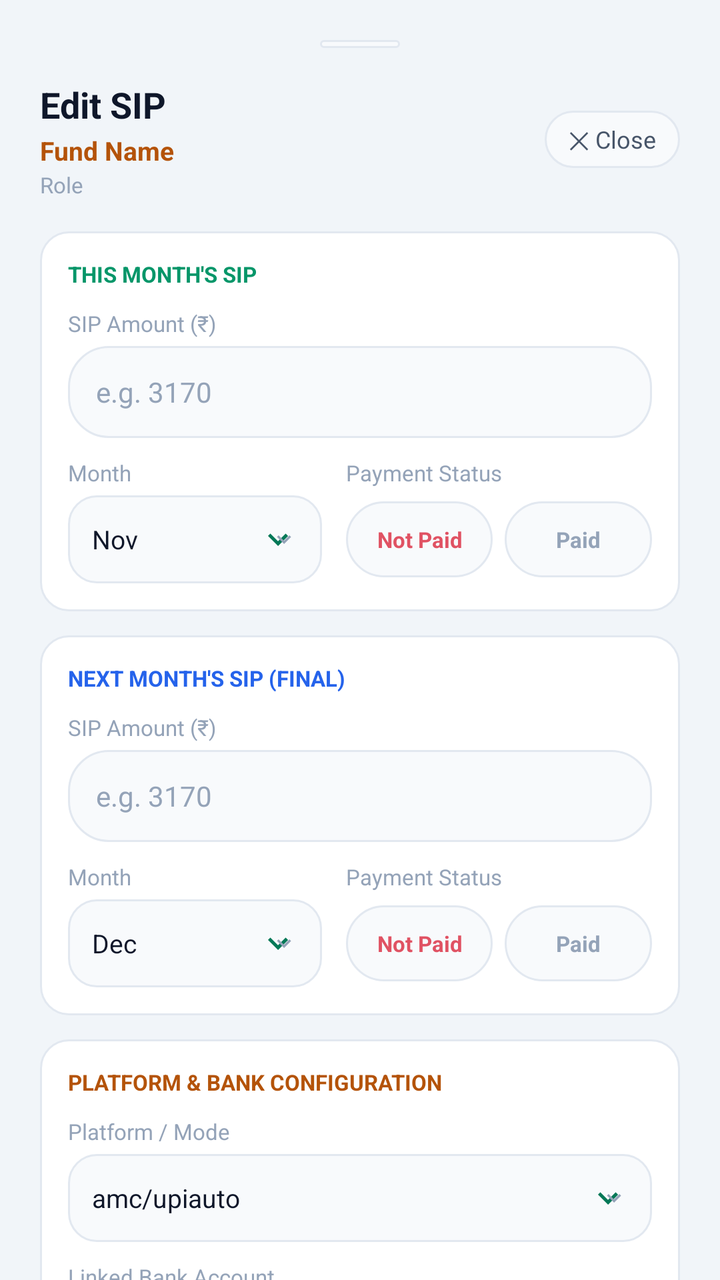
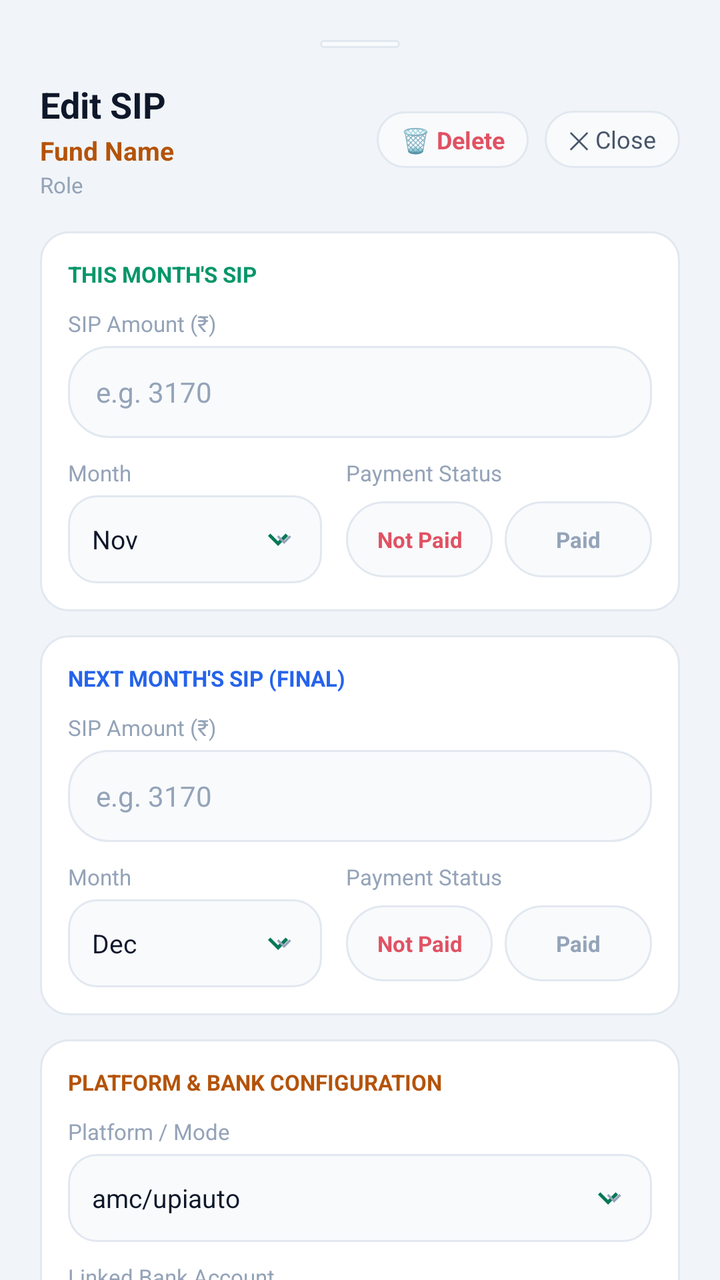

Screens rendered from an Android XML layout before and after an edit, with the pre-edit source and the edit as a unified diff.
<!-- AndroidManifest.xml: application theme AppTheme -->
<!-- res/layout/dialog_edit_sip.xml -->
<?xml version="1.0" encoding="utf-8"?>
<androidx.core.widget.NestedScrollView xmlns:android="http://schemas.android.com/apk/res/android"
    xmlns:app="http://schemas.android.com/apk/res-auto"
    android:id="@+id/scrollEditSipRoot"
    android:layout_width="match_parent"
    android:layout_height="wrap_content"
    android:background="@color/bg_dark"
    android:clickable="true"
    android:focusable="true"
    android:focusableInTouchMode="true">

    <LinearLayout
        android:id="@+id/layoutEditSipContainer"
        android:layout_width="match_parent"
        android:layout_height="wrap_content"
        android:orientation="vertical"
        android:padding="20dp"
        android:clickable="true"
        android:focusable="true">

        
        <View
            android:layout_width="40dp"
            android:layout_height="4dp"
            android:layout_gravity="center_horizontal"
            android:layout_marginBottom="16dp"
            android:background="@drawable/bg_pill_dark" />

        
        <LinearLayout
            android:layout_width="match_parent"
            android:layout_height="wrap_content"
            android:gravity="center_vertical"
            android:orientation="horizontal">

            <LinearLayout
                android:layout_width="0dp"
                android:layout_height="wrap_content"
                android:layout_weight="1"
                android:orientation="vertical">

                <TextView
                    android:id="@+id/tvEditSipTitle"
                    android:layout_width="wrap_content"
                    android:layout_height="wrap_content"
                    android:text="Edit SIP"
                    android:textColor="@color/text_primary"
                    android:textSize="18sp"
                    android:textStyle="bold" />

                <TextView
                    android:id="@+id/tvEditSipFundName"
                    android:layout_width="wrap_content"
                    android:layout_height="wrap_content"
                    android:layout_marginTop="2dp"
                    android:text="Fund Name"
                    android:textColor="@color/amber_gold"
                    android:textSize="13sp"
                    android:textStyle="bold" />

                <TextView
                    android:id="@+id/tvEditSipRole"
                    android:layout_width="wrap_content"
                    android:layout_height="wrap_content"
                    android:layout_marginTop="1dp"
                    android:text="Role"
                    android:textColor="@color/text_muted"
                    android:textSize="11sp" />
            </LinearLayout>

            <TextView
                android:id="@+id/btnEditSipClose"
                android:layout_width="wrap_content"
                android:layout_height="wrap_content"
                android:background="@drawable/bg_pill_dark"
                android:clickable="true"
                android:focusable="true"
                android:paddingStart="12dp"
                android:paddingTop="6dp"
                android:paddingEnd="12dp"
                android:paddingBottom="6dp"
                android:text="✕ Close"
                android:textColor="@color/text_secondary"
                android:textSize="12sp" />
        </LinearLayout>

        
        <LinearLayout
            android:id="@+id/cardEditSipCurrent"
            android:layout_width="match_parent"
            android:layout_height="wrap_content"
            android:layout_marginTop="16dp"
            android:background="@drawable/bg_card"
            android:orientation="vertical"
            android:padding="14dp"
            android:clickable="true"
            android:focusable="true">

            <TextView
                android:layout_width="wrap_content"
                android:layout_height="wrap_content"
                android:text="THIS MONTH'S SIP"
                android:textColor="@color/green_emerald"
                android:textSize="11sp"
                android:textStyle="bold" />

            
            <TextView
                android:layout_width="wrap_content"
                android:layout_height="wrap_content"
                android:layout_marginTop="10dp"
                android:text="SIP Amount (₹)"
                android:textColor="@color/text_muted"
                android:textSize="11sp" />

            <EditText
                android:id="@+id/etSipCurrentAmount"
                android:layout_width="match_parent"
                android:layout_height="46dp"
                android:layout_marginTop="4dp"
                android:background="@drawable/bg_pill_dark"
                android:hint="e.g. 3170"
                android:inputType="numberDecimal"
            android:imeOptions="actionDone"
                android:paddingStart="14dp"
                android:paddingEnd="14dp"
                android:textColor="@color/text_primary"
                android:textColorHint="@color/text_muted"
                android:textSize="14sp" />

            
            <LinearLayout
                android:layout_width="match_parent"
                android:layout_height="wrap_content"
                android:layout_marginTop="10dp"
                android:orientation="horizontal">

                
                <LinearLayout
                    android:layout_width="0dp"
                    android:layout_height="wrap_content"
                    android:layout_marginEnd="6dp"
                    android:layout_weight="1"
                    android:orientation="vertical">

                    <TextView
                        android:layout_width="wrap_content"
                        android:layout_height="wrap_content"
                        android:text="Month"
                        android:textColor="@color/text_muted"
                        android:textSize="11sp" />

                    <LinearLayout
                        android:id="@+id/btnSelectCurrentMonth"
                        android:layout_width="match_parent"
                        android:layout_height="44dp"
                        android:layout_marginTop="4dp"
                        android:background="@drawable/bg_spinner_dark"
                        android:clickable="true"
                        android:focusable="true"
                        android:gravity="center_vertical"
                        android:paddingStart="12dp"
                        android:paddingEnd="12dp">

                        <TextView
                            android:id="@+id/tvCurrentMonth"
                            android:layout_width="0dp"
                            android:layout_height="wrap_content"
                            android:layout_weight="1"
                            android:text="Nov"
                            android:textColor="@color/text_primary"
                            android:textSize="13sp" />

                        <ImageView
                            android:layout_width="14dp"
                            android:layout_height="14dp"
                            android:src="@drawable/ic_chevron_down"
                            app:tint="@color/text_muted" />
                    </LinearLayout>
                </LinearLayout>

                
                <LinearLayout
                    android:layout_width="0dp"
                    android:layout_height="wrap_content"
                    android:layout_marginStart="6dp"
                    android:layout_weight="1.2"
                    android:orientation="vertical">

                    <TextView
                        android:layout_width="wrap_content"
                        android:layout_height="wrap_content"
                        android:text="Payment Status"
                        android:textColor="@color/text_muted"
                        android:textSize="11sp" />

                    <LinearLayout
                        android:layout_width="match_parent"
                        android:layout_height="44dp"
                        android:layout_marginTop="4dp"
                        android:orientation="horizontal"
                        android:gravity="center_vertical">

                        <TextView
                            android:id="@+id/btnToggleCurrentNotPaid"
                            android:layout_width="0dp"
                            android:layout_weight="1"
                            android:layout_height="38dp"
                            android:layout_marginEnd="3dp"
                            android:gravity="center"
                            android:text="Not Paid"
                            android:textColor="@color/red_rose"
                            android:textSize="11sp"
                            android:textStyle="bold"
                            android:background="@drawable/bg_pill_dark"
                            android:clickable="true"
                            android:focusable="true" />

                        <TextView
                            android:id="@+id/btnToggleCurrentPaid"
                            android:layout_width="0dp"
                            android:layout_weight="1"
                            android:layout_height="38dp"
                            android:layout_marginStart="3dp"
                            android:gravity="center"
                            android:text="Paid"
                            android:textColor="@color/text_muted"
                            android:textSize="11sp"
                            android:textStyle="bold"
                            android:background="@drawable/bg_pill_dark"
                            android:clickable="true"
                            android:focusable="true" />
                    </LinearLayout>
                </LinearLayout>
            </LinearLayout>
        </LinearLayout>

        
        <LinearLayout
            android:id="@+id/cardEditSipNext"
            android:layout_width="match_parent"
            android:layout_height="wrap_content"
            android:layout_marginTop="12dp"
            android:background="@drawable/bg_card"
            android:orientation="vertical"
            android:padding="14dp"
            android:clickable="true"
            android:focusable="true">

            <TextView
                android:layout_width="wrap_content"
                android:layout_height="wrap_content"
                android:text="NEXT MONTH'S SIP (FINAL)"
                android:textColor="@color/blue_royal"
                android:textSize="11sp"
                android:textStyle="bold" />

            
            <TextView
                android:layout_width="wrap_content"
                android:layout_height="wrap_content"
                android:layout_marginTop="10dp"
                android:text="SIP Amount (₹)"
                android:textColor="@color/text_muted"
                android:textSize="11sp" />

            <EditText
                android:id="@+id/etSipNextAmount"
                android:layout_width="match_parent"
                android:layout_height="46dp"
                android:layout_marginTop="4dp"
                android:background="@drawable/bg_pill_dark"
                android:hint="e.g. 3170"
                android:inputType="numberDecimal"
            android:imeOptions="actionDone"
                android:paddingStart="14dp"
                android:paddingEnd="14dp"
                android:textColor="@color/text_primary"
                android:textColorHint="@color/text_muted"
                android:textSize="14sp" />

            
            <LinearLayout
                android:layout_width="match_parent"
                android:layout_height="wrap_content"
                android:layout_marginTop="10dp"
                android:orientation="horizontal">

                
                <LinearLayout
                    android:layout_width="0dp"
                    android:layout_height="wrap_content"
                    android:layout_marginEnd="6dp"
                    android:layout_weight="1"
                    android:orientation="vertical">

                    <TextView
                        android:layout_width="wrap_content"
                        android:layout_height="wrap_content"
                        android:text="Month"
                        android:textColor="@color/text_muted"
                        android:textSize="11sp" />

                    <LinearLayout
                        android:id="@+id/btnSelectNextMonth"
                        android:layout_width="match_parent"
                        android:layout_height="44dp"
                        android:layout_marginTop="4dp"
                        android:background="@drawable/bg_spinner_dark"
                        android:clickable="true"
                        android:focusable="true"
                        android:gravity="center_vertical"
                        android:paddingStart="12dp"
                        android:paddingEnd="12dp">

                        <TextView
                            android:id="@+id/tvNextMonth"
                            android:layout_width="0dp"
                            android:layout_height="wrap_content"
                            android:layout_weight="1"
                            android:text="Dec"
                            android:textColor="@color/text_primary"
                            android:textSize="13sp" />

                        <ImageView
                            android:layout_width="14dp"
                            android:layout_height="14dp"
                            android:src="@drawable/ic_chevron_down"
                            app:tint="@color/text_muted" />
                    </LinearLayout>
                </LinearLayout>

                
                <LinearLayout
                    android:layout_width="0dp"
                    android:layout_height="wrap_content"
                    android:layout_marginStart="6dp"
                    android:layout_weight="1.2"
                    android:orientation="vertical">

                    <TextView
                        android:layout_width="wrap_content"
                        android:layout_height="wrap_content"
                        android:text="Payment Status"
                        android:textColor="@color/text_muted"
                        android:textSize="11sp" />

                    <LinearLayout
                        android:layout_width="match_parent"
                        android:layout_height="44dp"
                        android:layout_marginTop="4dp"
                        android:orientation="horizontal"
                        android:gravity="center_vertical">

                        <TextView
                            android:id="@+id/btnToggleNextNotPaid"
                            android:layout_width="0dp"
                            android:layout_weight="1"
                            android:layout_height="38dp"
                            android:layout_marginEnd="3dp"
                            android:gravity="center"
                            android:text="Not Paid"
                            android:textColor="@color/red_rose"
                            android:textSize="11sp"
                            android:textStyle="bold"
                            android:background="@drawable/bg_pill_dark"
                            android:clickable="true"
                            android:focusable="true" />

                        <TextView
                            android:id="@+id/btnToggleNextPaid"
                            android:layout_width="0dp"
                            android:layout_weight="1"
                            android:layout_height="38dp"
                            android:layout_marginStart="3dp"
                            android:gravity="center"
                            android:text="Paid"
                            android:textColor="@color/text_muted"
                            android:textSize="11sp"
                            android:textStyle="bold"
                            android:background="@drawable/bg_pill_dark"
                            android:clickable="true"
                            android:focusable="true" />
                    </LinearLayout>
                </LinearLayout>
            </LinearLayout>
        </LinearLayout>

        
        <LinearLayout
            android:id="@+id/cardEditSipConfig"
            android:layout_width="match_parent"
            android:layout_height="wrap_content"
            android:layout_marginTop="12dp"
            android:background="@drawable/bg_card"
            android:orientation="vertical"
            android:padding="14dp"
            android:clickable="true"
            android:focusable="true">

            <TextView
                android:layout_width="wrap_content"
                android:layout_height="wrap_content"
                android:text="PLATFORM &amp; BANK CONFIGURATION"
                android:textColor="@color/amber_gold"
                android:textSize="11sp"
                android:textStyle="bold" />

            
            <TextView
                android:layout_width="wrap_content"
                android:layout_height="wrap_content"
                android:layout_marginTop="10dp"
                android:text="Platform / Mode"
                android:textColor="@color/text_muted"
                android:textSize="11sp" />

            <LinearLayout
                android:id="@+id/btnSelectPlatform"
                android:layout_width="match_parent"
                android:layout_height="44dp"
                android:layout_marginTop="4dp"
                android:background="@drawable/bg_spinner_dark"
                android:clickable="true"
                android:focusable="true"
                android:gravity="center_vertical"
                android:paddingStart="12dp"
                android:paddingEnd="12dp">

                <TextView
                    android:id="@+id/tvSelectedPlatform"
                    android:layout_width="0dp"
                    android:layout_height="wrap_content"
                    android:layout_weight="1"
                    android:text="amc/upiauto"
                    android:textColor="@color/text_primary"
                    android:textSize="13sp" />

                <ImageView
                    android:layout_width="14dp"
                    android:layout_height="14dp"
                    android:src="@drawable/ic_chevron_down"
                    app:tint="@color/text_muted" />
            </LinearLayout>

            
            <TextView
                android:layout_width="wrap_content"
                android:layout_height="wrap_content"
                android:layout_marginTop="10dp"
                android:text="Linked Bank Account"
                android:textColor="@color/text_muted"
                android:textSize="11sp" />

            <LinearLayout
                android:id="@+id/btnSelectBankAccount"
                android:layout_width="match_parent"
                android:layout_height="44dp"
                android:layout_marginTop="4dp"
                android:background="@drawable/bg_spinner_dark"
                android:clickable="true"
                android:focusable="true"
                android:gravity="center_vertical"
                android:paddingStart="12dp"
                android:paddingEnd="12dp">

                <TextView
                    android:id="@+id/tvSelectedBankAccount"
                    android:layout_width="0dp"
                    android:layout_height="wrap_content"
                    android:layout_weight="1"
                    android:text="Slice"
                    android:textColor="@color/text_primary"
                    android:textSize="13sp" />

                <ImageView
                    android:layout_width="14dp"
                    android:layout_height="14dp"
                    android:src="@drawable/ic_chevron_down"
                    app:tint="@color/text_muted" />
            </LinearLayout>
        </LinearLayout>

        
        <LinearLayout
            android:layout_width="match_parent"
            android:layout_height="wrap_content"
            android:layout_marginTop="20dp"
            android:layout_marginBottom="16dp"
            android:orientation="horizontal">

            <com.google.android.material.button.MaterialButton
                android:id="@+id/btnSipCancel"
                android:layout_width="0dp"
                android:layout_height="48dp"
                android:layout_marginEnd="8dp"
                android:layout_weight="1"
                app:cornerRadius="24dp"
                app:backgroundTint="@color/bg_card_secondary"
                app:strokeColor="@color/border_dark"
                app:strokeWidth="1dp"
                android:text="Cancel"
                android:textColor="@color/text_secondary"
                android:textSize="13sp"
                android:textStyle="bold"
                android:textAllCaps="false" />

            <com.google.android.material.button.MaterialButton
                android:id="@+id/btnSipSave"
                android:layout_width="0dp"
                android:layout_height="48dp"
                android:layout_marginStart="8dp"
                android:layout_weight="1.5"
                app:cornerRadius="24dp"
                app:backgroundTint="@color/colorPrimary"
                android:text="Save Changes"
                android:textColor="@color/text_on_primary"
                android:textSize="13sp"
                android:textStyle="bold"
                android:textAllCaps="false" />
        </LinearLayout>

    </LinearLayout>
</androidx.core.widget.NestedScrollView>
<!-- resources referenced by this layout -->
<resources>
  <color name="amber_gold">#B45309</color>
  <color name="bg_card_secondary">#F8FAFC</color>
  <color name="bg_dark">#F1F5F9</color>
  <color name="blue_royal">#2563EB</color>
  <color name="border_dark">#E2E8F0</color>
  <color name="colorPrimary">#0D9488</color>
  <color name="green_emerald">#059669</color>
  <color name="red_rose">#E05263</color>
  <color name="text_muted">#94A3B8</color>
  <color name="text_on_primary">#FFFFFF</color>
  <color name="text_primary">#0F172A</color>
  <color name="text_secondary">#475569</color>
  <!-- drawable bg_card (drawable) -->
  <?xml version="1.0" encoding="utf-8"?>
  <shape xmlns:android="http://schemas.android.com/apk/res/android"
      android:shape="rectangle">
      <solid android:color="@color/bg_card" />
      <corners android:radius="14dp" />
      <stroke
          android:width="1dp"
          android:color="@color/border_dark" />
  </shape>
  <!-- drawable bg_pill_dark (drawable) -->
  <?xml version="1.0" encoding="utf-8"?>
  <shape xmlns:android="http://schemas.android.com/apk/res/android"
      android:shape="rectangle">
      <solid android:color="@color/bg_card_secondary" />
      <corners android:radius="20dp" />
      <stroke
          android:width="1dp"
          android:color="@color/border_dark" />
  </shape>
  <!-- drawable bg_spinner_dark (drawable) -->
  <?xml version="1.0" encoding="utf-8"?>
  <layer-list xmlns:android="http://schemas.android.com/apk/res/android">
      <item>
          <shape android:shape="rectangle">
              <solid android:color="@color/bg_card_secondary" />
              <corners android:radius="14dp" />
              <stroke
                  android:width="1dp"
                  android:color="@color/border_dark" />
          </shape>
      </item>
      <item
          android:drawable="@drawable/ic_chevron_down"
          android:gravity="end|center_vertical"
          android:right="12dp" />
  </layer-list>
  <!-- drawable ic_chevron_down (drawable) -->
  <?xml version="1.0" encoding="utf-8"?>
  <vector xmlns:android="http://schemas.android.com/apk/res/android"
      android:width="20dp"
      android:height="20dp"
      android:viewportWidth="24"
      android:viewportHeight="24">
      <path
          android:fillColor="@color/green_mint"
          android:pathData="M7.41,8.59L12,13.17l4.59,-4.58L18,10l-6,6 -6,-6 1.41,-1.41z"/>
  </vector>
  <color name="bg_card">#FFFFFF</color>
  <color name="green_mint">#047857</color>
  <color name="colorPrimaryDark">#E2E8F0</color>
  <color name="colorAccent">#0D9488</color>
  <color name="nav_bottom_bg">#FFFFFF</color>
  <style name="FinMngrBottomSheetDialogTheme" parent="ThemeOverlay.MaterialComponents.BottomSheetDialog">
          <item name="bottomSheetStyle">@style/FinMngrBottomSheetModal</item>
          <item name="android:windowBackground">@android:color/transparent</item>
          <item name="android:colorBackground">@android:color/transparent</item>
          <item name="android:windowIsFloating">false</item>
      </style>
  <style name="FinMngrBottomSheetModal" parent="Widget.MaterialComponents.BottomSheet.Modal">
          <item name="android:background">@android:color/transparent</item>
          <item name="android:backgroundTint">@android:color/transparent</item>
          <item name="backgroundTint">@android:color/transparent</item>
          <item name="shapeAppearance">@null</item>
          <item name="shapeAppearanceOverlay">@null</item>
      </style>
  <!-- unchanged entries left out for length: 1 -->
</resources>

<!-- the commit's change to res/layout/dialog_edit_sip.xml (unified diff, before → after) -->
@@ -67,6 +67,23 @@
                     android:textColor="@color/text_muted"
                     android:textSize="11sp" />
             </LinearLayout>
+
+            <TextView
+                android:id="@+id/btnEditSipDelete"
+                android:layout_width="wrap_content"
+                android:layout_height="wrap_content"
+                android:background="@drawable/bg_pill_dark"
+                android:clickable="true"
+                android:focusable="true"
+                android:paddingStart="12dp"
+                android:paddingTop="6dp"
+                android:paddingEnd="12dp"
+                android:paddingBottom="6dp"
+                android:layout_marginEnd="8dp"
+                android:text="🗑️ Delete"
+                android:textColor="@color/red_rose"
+                android:textSize="12sp"
+                android:textStyle="bold" />
 
             <TextView
                 android:id="@+id/btnEditSipClose"
@@ -490,10 +507,27 @@
             android:orientation="horizontal">
 
             <com.google.android.material.button.MaterialButton
+                android:id="@+id/btnSipDelete"
+                android:layout_width="0dp"
+                android:layout_height="48dp"
+                android:layout_marginEnd="6dp"
+                android:layout_weight="1"
+                app:cornerRadius="24dp"
+                app:backgroundTint="@color/red_bg"
+                app:strokeColor="@color/red_rose"
+                app:strokeWidth="1dp"
+                android:text="Delete"
+                android:textColor="@color/red_rose"
+                android:textSize="13sp"
+                android:textStyle="bold"
+                android:textAllCaps="false" />
+
+            <com.google.android.material.button.MaterialButton
                 android:id="@+id/btnSipCancel"
                 android:layout_width="0dp"
                 android:layout_height="48dp"
-                android:layout_marginEnd="8dp"
+                android:layout_marginStart="6dp"
+                android:layout_marginEnd="6dp"
                 android:layout_weight="1"
                 app:cornerRadius="24dp"
                 app:backgroundTint="@color/bg_card_secondary"
@@ -509,11 +543,11 @@
                 android:id="@+id/btnSipSave"
                 android:layout_width="0dp"
                 android:layout_height="48dp"
-                android:layout_marginStart="8dp"
-                android:layout_weight="1.5"
+                android:layout_marginStart="6dp"
+                android:layout_weight="1.4"
                 app:cornerRadius="24dp"
                 app:backgroundTint="@color/colorPrimary"
-                android:text="Save Changes"
+                android:text="Save"
                 android:textColor="@color/text_on_primary"
                 android:textSize="13sp"
                 android:textStyle="bold"
<!-- resource entries referenced after the edit -->
@@ -7,6 +7,7 @@
   <color name="border_dark">#E2E8F0</color>
   <color name="colorPrimary">#0D9488</color>
   <color name="green_emerald">#059669</color>
+  <color name="red_bg">#FFF1F2</color>
   <color name="red_rose">#E05263</color>
   <color name="text_muted">#94A3B8</color>
   <color name="text_on_primary">#FFFFFF</color>
